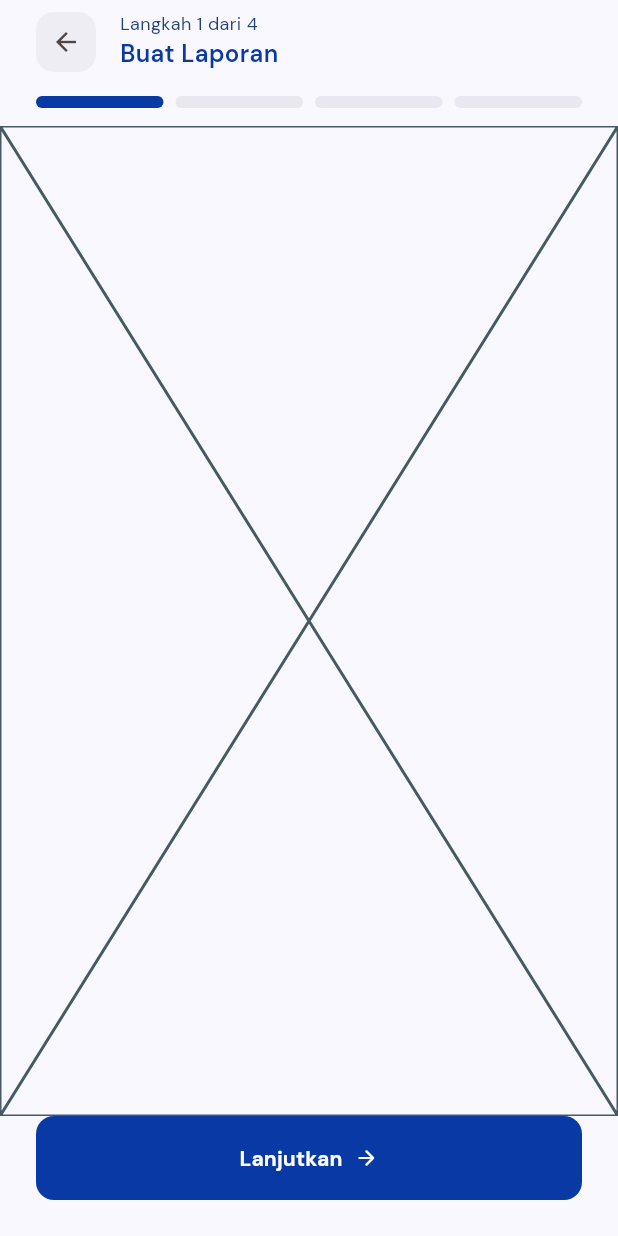
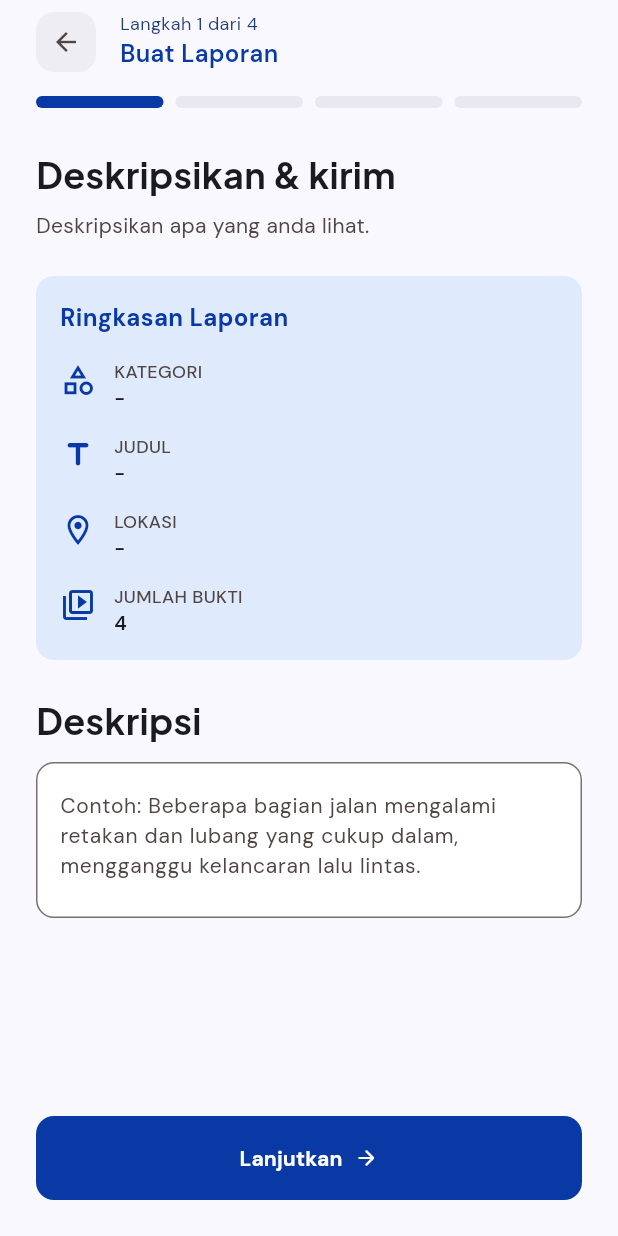
Before and after one commit to JavierGavra/lapormin, a Flutter app: the CreateReportPage screen opened directly, swiped to page 4, on a phone screen of 412 x 824 dp. Run offline on Flutter 3.47's test engine with Material 3 defaults, Android fonts, the phone set to English and light mode, and no system bars; our stand-ins replace bloc, dartz, equatable, flutter_bloc, flutter_dotenv, flutter_map and 9 more; accounts and stored records are empty.

Commit message:
feat: [JG] made step 4 for create_report_page

```diff
--- a/lib/core/widgets/text_field/app_text_field.dart
+++ b/lib/core/widgets/text_field/app_text_field.dart
@@ -11,6 +11,8 @@ class AppTextField extends StatefulWidget {
   final TextInputType? keyboardType;
   final TextEditingController? controller;
   final String? Function(String?)? validator;
+  final int? minLines;
+  final int? maxLines;
 
   const AppTextField({
     super.key,
@@ -23,6 +25,8 @@ class AppTextField extends StatefulWidget {
     this.keyboardType,
     this.controller,
     this.validator,
+    this.minLines,
+    this.maxLines = 1,
   });
 
   @override
@@ -48,6 +52,8 @@ class _AppTextFieldState extends State<AppTextField> {
       autovalidateMode: AutovalidateMode.onUserInteraction,
       autofocus: widget.autofocus,
       keyboardType: widget.keyboardType,
+      minLines: widget.minLines,
+      maxLines: widget.maxLines,
       decoration: InputDecoration(
         hintText: widget.hintText,
         hintStyle:
--- a/lib/features/report/presentation/pages/create_report_page.dart
+++ b/lib/features/report/presentation/pages/create_report_page.dart
@@ -22,9 +22,11 @@ class CreateReportPage extends StatefulWidget {
 
 class _CreateReportPageState extends State<CreateReportPage> {
   final _pageController = PageController();
-  final _formKey = GlobalKey<FormState>();
+  final _step1formKey = GlobalKey<FormState>();
+  final _step4formKey = GlobalKey<FormState>();
 
   final _titleController = TextEditingController();
+  final _descriptionController = TextEditingController();
   ReportCategory _reportCategory = ReportCategory.infrastructure;
   LatLng? _position;
   String? _address;
@@ -71,7 +73,7 @@ class _CreateReportPageState extends State<CreateReportPage> {
   }
 
   CreateReportEvent? _onStep1() {
-    if (!_formKey.currentState!.validate()) return null;
+    if (!_step1formKey.currentState!.validate()) return null;
     return CreateReportStep1Submitted(
       title: _titleController.text,
       category: _reportCategory,
@@ -91,7 +93,8 @@ class _CreateReportPageState extends State<CreateReportPage> {
   }
 
   CreateReportEvent? _onStep4() {
-    return CreateReportStep4Submitted(description: "");
+    if (!_step4formKey.currentState!.validate()) return null;
+    return CreateReportStep4Submitted(description: _descriptionController.text);
   }
 
   void _nextStep(BuildContext context, int currentStep) {
@@ -115,7 +118,7 @@ class _CreateReportPageState extends State<CreateReportPage> {
     super.initState();
     _steps = [
       TitleCategoryStep(
-        formKey: _formKey,
+        formKey: _step1formKey,
         titleController: _titleController,
         initialCategory: _reportCategory,
         onCategoryChanged: (category) => _reportCategory = category,
@@ -127,7 +130,10 @@ class _CreateReportPageState extends State<CreateReportPage> {
         },
       ),
       EvidencesStep(),
-      SummaryDescriptionStep(),
+      SummaryDescriptionStep(
+        formKey: _step4formKey,
+        descriptionController: _descriptionController,
+      ),
     ];
   }
 
@@ -135,6 +141,7 @@ class _CreateReportPageState extends State<CreateReportPage> {
   void dispose() {
     _pageController.dispose();
     _titleController.dispose();
+    _descriptionController.dispose();
     super.dispose();
   }
 
--- /dev/null
+++ b/lib/features/report/presentation/widgets/create_report/create_report_step_header.dart
@@ -0,0 +1,35 @@
+import 'package:flutter/material.dart';
+import 'package:lapormin/core/utils/text_style/app_text_style.dart';
+
+class CreateReportStepHeader extends StatelessWidget {
+  final String title;
+  final String description;
+
+  const CreateReportStepHeader({
+    super.key,
+    required this.title,
+    required this.description,
+  });
+
+  @override
+  Widget build(BuildContext context) {
+    final color = Theme.of(context).colorScheme;
+    return Column(
+      crossAxisAlignment: CrossAxisAlignment.start,
+      spacing: 8,
+      children: [
+        Text(
+          title,
+          style: AppTextStyle.s24(
+            fontFamily: 'Plus Jakarta Sans',
+            fontWeight: FontWeight.w700,
+          ),
+        ),
+        Text(
+          description,
+          style: AppTextStyle.s14(color: color.onSurfaceVariant),
+        ),
+      ],
+    );
+  }
+}
--- a/lib/features/report/presentation/widgets/create_report/summary_description_step.dart
+++ b/lib/features/report/presentation/widgets/create_report/summary_description_step.dart
@@ -1,10 +1,174 @@
 import 'package:flutter/material.dart';
+import 'package:flutter_bloc/flutter_bloc.dart';
+import 'package:lapormin/core/utils/text_style/app_text_style.dart';
+import 'package:lapormin/core/utils/validator/input_validator.dart';
+import 'package:lapormin/core/widgets/text_field/app_text_field.dart';
+import 'package:lapormin/features/report/presentation/bloc/create_report/create_report_bloc.dart';
+import 'package:lapormin/features/report/presentation/widgets/create_report/create_report_step_header.dart';
+
+class _SummaryData {
+  final String category;
+  final String title;
+  final String address;
+
+  const _SummaryData(this.category, this.title, this.address);
+}
 
 class SummaryDescriptionStep extends StatelessWidget {
-  const SummaryDescriptionStep({super.key});
+  final GlobalKey<FormState> formKey;
+  final TextEditingController descriptionController;
+
+  const SummaryDescriptionStep({
+    super.key,
+    required this.formKey,
+    required this.descriptionController,
+  });
 
   @override
   Widget build(BuildContext context) {
-    return const Placeholder();
+    final color = Theme.of(context).colorScheme;
+    return SingleChildScrollView(
+      padding: const EdgeInsets.symmetric(horizontal: 24, vertical: 16),
+      child: Column(
+        crossAxisAlignment: CrossAxisAlignment.start,
+        spacing: 24,
+        children: [
+          const CreateReportStepHeader(
+            title: "Deskripsikan & kirim",
+            description: "Deskripsikan apa yang anda lihat.",
+          ),
+          _buildSummaryCard(color),
+          _buildDescriptionSection(),
+          const SizedBox(height: 24),
+        ],
+      ),
+    );
+  }
+
+  Widget _buildSummaryCard(ColorScheme color) {
+    return BlocSelector<CreateReportBloc, CreateReportState, _SummaryData>(
+      selector: (state) => _SummaryData(
+        state.category?.label ?? '-',
+        state.title ?? '-',
+        state.address ?? '-',
+      ),
+      builder: (context, data) {
+        return Container(
+          padding: const EdgeInsets.all(16),
+          decoration: BoxDecoration(
+            color: color.primaryContainer,
+            borderRadius: BorderRadius.circular(12),
+          ),
+          child: Column(
+            crossAxisAlignment: CrossAxisAlignment.start,
+            mainAxisSize: MainAxisSize.min,
+            spacing: 16,
+            children: [
+              Text(
+                "Ringkasan Laporan",
+                style: AppTextStyle.s16(
+                  fontWeight: FontWeight.w700,
+                  color: color.primary,
+                ),
+              ),
+              _buildSummaryItem(
+                color,
+                icon: Icons.category_outlined,
+                title: "Kategori",
+                value: data.category,
+              ),
+              _buildSummaryItem(
+                color,
+                icon: Icons.title_rounded,
+                title: "Judul",
+                value: data.title,
+              ),
+              _buildSummaryItem(
+                color,
+                icon: Icons.location_on_outlined,
+                title: "Lokasi",
+                value: data.address,
+              ),
+              _buildSummaryItem(
+                color,
+                icon: Icons.video_collection_outlined,
+                title: "Jumlah Bukti",
+                value: "4",
+              ),
+            ],
+          ),
+        );
+      },
+    );
+  }
+
+  Widget _buildSummaryItem(
+    ColorScheme color, {
+    required IconData icon,
+    required String title,
+    required String value,
+  }) {
+    return Row(
+      crossAxisAlignment: CrossAxisAlignment.start,
+      mainAxisSize: MainAxisSize.min,
+      spacing: 12,
+      children: [
+        Padding(
+          padding: const EdgeInsets.only(top: 1),
+          child: Icon(icon, color: color.primary),
+        ),
+        Expanded(
+          child: Column(
+            crossAxisAlignment: CrossAxisAlignment.start,
+            spacing: 2,
+            children: [
+              Text(
+                title.toUpperCase(),
+                style: AppTextStyle.s12(
+                  fontWeight: FontWeight.w500,
+                  color: color.onSurfaceVariant,
+                ),
+              ),
+              Text(
+                value,
+                style: AppTextStyle.s13(
+                  fontWeight: FontWeight.w600,
+                  color: color.onSurface,
+                ),
+              ),
+            ],
+          ),
+        ),
+      ],
+    );
+  }
+
+  Widget _buildDescriptionSection() {
+    return Column(
+      crossAxisAlignment: CrossAxisAlignment.start,
+      mainAxisSize: MainAxisSize.min,
+      spacing: 12,
+      children: [
+        Text(
+          "Deskripsi",
+          style: AppTextStyle.s24(
+            fontFamily: 'Plus Jakarta Sans',
+            fontWeight: FontWeight.w700,
+          ),
+        ),
+        Form(
+          key: formKey,
+          child: AppTextField(
+            controller: descriptionController,
+            hintText:
+                "Contoh: Beberapa bagian jalan mengalami retakan dan lubang yang cukup dalam, mengganggu kelancaran lalu lintas.",
+            minLines: 3,
+            maxLines: null,
+            keyboardType: TextInputType.multiline,
+            validator: (value) => InputValidator.empty(value),
+          ),
+        ),
+      ],
+    );
   }
 }
```
